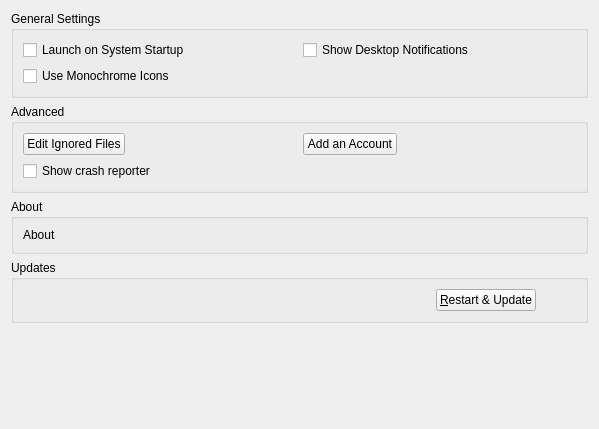
First picture: the form in src/gui/generalsettings.ui, repository GrossLukas/client, before the edit.
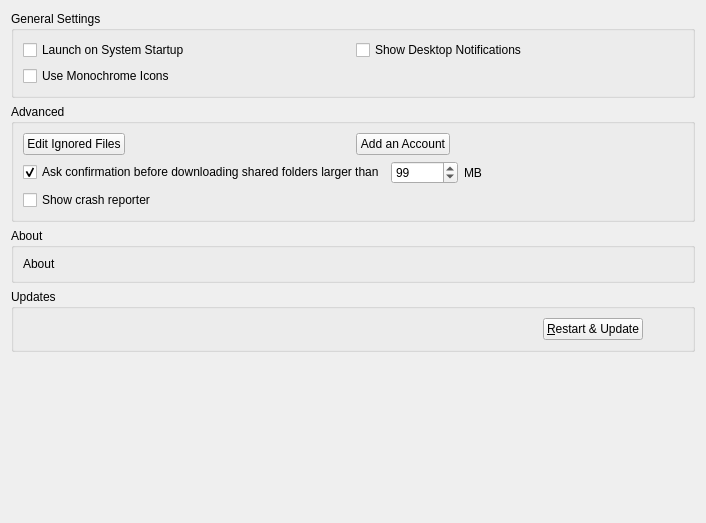
Second picture: the form after the edit.

The edit to the form file:
```diff
--- a/src/gui/generalsettings.ui
+++ b/src/gui/generalsettings.ui
@@ -6,8 +6,8 @@
    <rect>
     <x>0</x>
     <y>0</y>
-    <width>599</width>
-    <height>429</height>
+    <width>706</width>
+    <height>523</height>
    </rect>
   </property>
   <property name="windowTitle">
@@ -50,7 +50,64 @@
       <string>Advanced</string>
      </property>
      <layout class="QGridLayout" name="gridLayout">
-      <item row="1" column="1">
+      <item row="1" column="0" colspan="2">
+       <layout class="QHBoxLayout" name="horizontalLayout_3">
+        <item>
+         <widget class="QCheckBox" name="newFolderLimitCheckBox">
+          <property name="text">
+           <string>Ask confirmation before downloading shared folders larger than</string>
+          </property>
+          <property name="checked">
+           <bool>true</bool>
+          </property>
+         </widget>
+        </item>
+        <item>
+         <widget class="QSpinBox" name="newFolderLimitSpinBox">
+          <property name="maximum">
+           <number>999999</number>
+          </property>
+          <property name="value">
+           <number>99</number>
+          </property>
+         </widget>
+        </item>
+        <item>
+         <widget class="QLabel" name="label">
+          <property name="text">
+           <string>MB</string>
+          </property>
+         </widget>
+        </item>
+        <item>
+         <spacer name="horizontalSpacer_3">
+          <property name="orientation">
+           <enum>Qt::Horizontal</enum>
+          </property>
+          <property name="sizeHint" stdset="0">
+           <size>
+            <width>40</width>
+            <height>20</height>
+           </size>
+          </property>
+         </spacer>
+        </item>
+       </layout>
+      </item>
+      <item row="2" column="0" colspan="2">
+       <widget class="QCheckBox" name="crashreporterCheckBox">
+        <property name="sizePolicy">
+         <sizepolicy hsizetype="MinimumExpanding" vsizetype="Fixed">
+          <horstretch>0</horstretch>
+          <verstretch>0</verstretch>
+         </sizepolicy>
+        </property>
+        <property name="text">
+         <string>Show crash reporter</string>
+        </property>
+       </widget>
+      </item>
+      <item row="0" column="0">
        <layout class="QHBoxLayout" name="horizontalLayout_4">
         <item>
          <widget class="QPushButton" name="ignoredFilesButton">
@@ -74,20 +131,7 @@
         </item>
        </layout>
       </item>
-      <item row="2" column="1">
-       <widget class="QCheckBox" name="crashreporterCheckBox">
-        <property name="sizePolicy">
-         <sizepolicy hsizetype="MinimumExpanding" vsizetype="Fixed">
-          <horstretch>0</horstretch>
-          <verstretch>0</verstretch>
-         </sizepolicy>
-        </property>
-        <property name="text">
-         <string>Show crash reporter</string>
-        </property>
-       </widget>
-      </item>
-      <item row="1" column="2">
+      <item row="0" column="1">
        <layout class="QHBoxLayout" name="horizontalLayout_2">
         <item>
          <widget class="QPushButton" name="addAccountButton">
```
Left out of the diff: 19 changed lines with no effect on the pictures.
